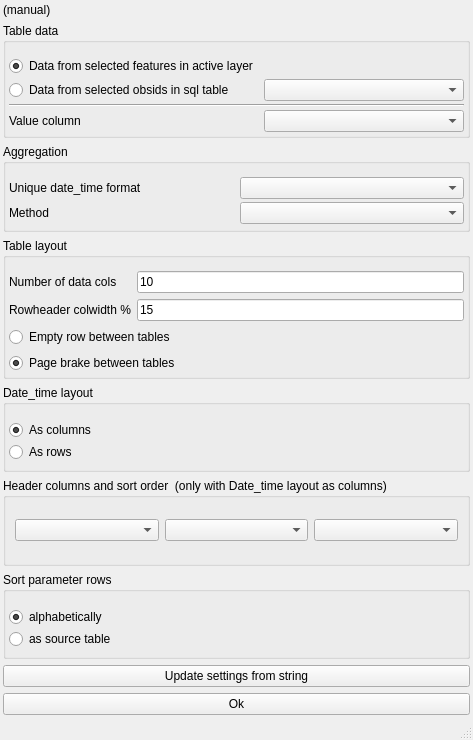
This is ui/compact_w_qual_report.ui in HenrikSpa/qgis-midvatten-plugin as Qt 5 draws it before an edit. The edited form follows.
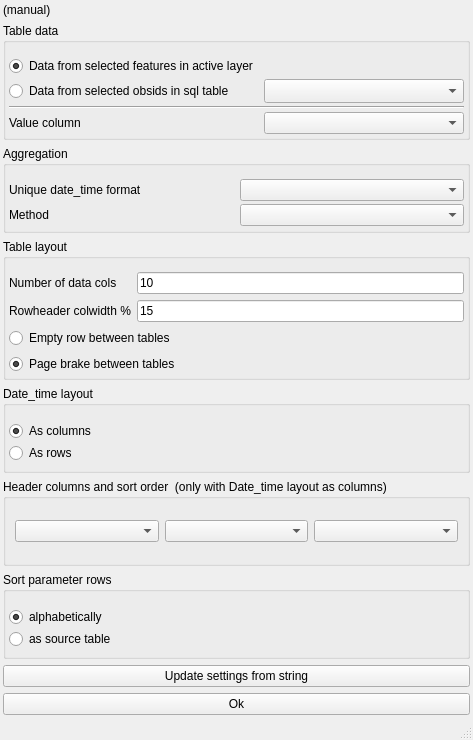
This is the edited form.

Commit message: fix(qt6): section-plot dock area and compact-wqual combo enum

```diff
--- a/ui/compact_w_qual_report.ui
+++ b/ui/compact_w_qual_report.ui
@@ -84,7 +84,7 @@
        <item row="1" column="1">
         <widget class="QComboBox" name="sql_table">
          <property name="sizeAdjustPolicy">
-          <enum>QComboBox::AdjustToMinimumContentsLength</enum>
+          <enum>QComboBox::AdjustToMinimumContentsLengthWithIcon</enum>
          </property>
         </widget>
        </item>
```
The commit also changes 1 other file.
